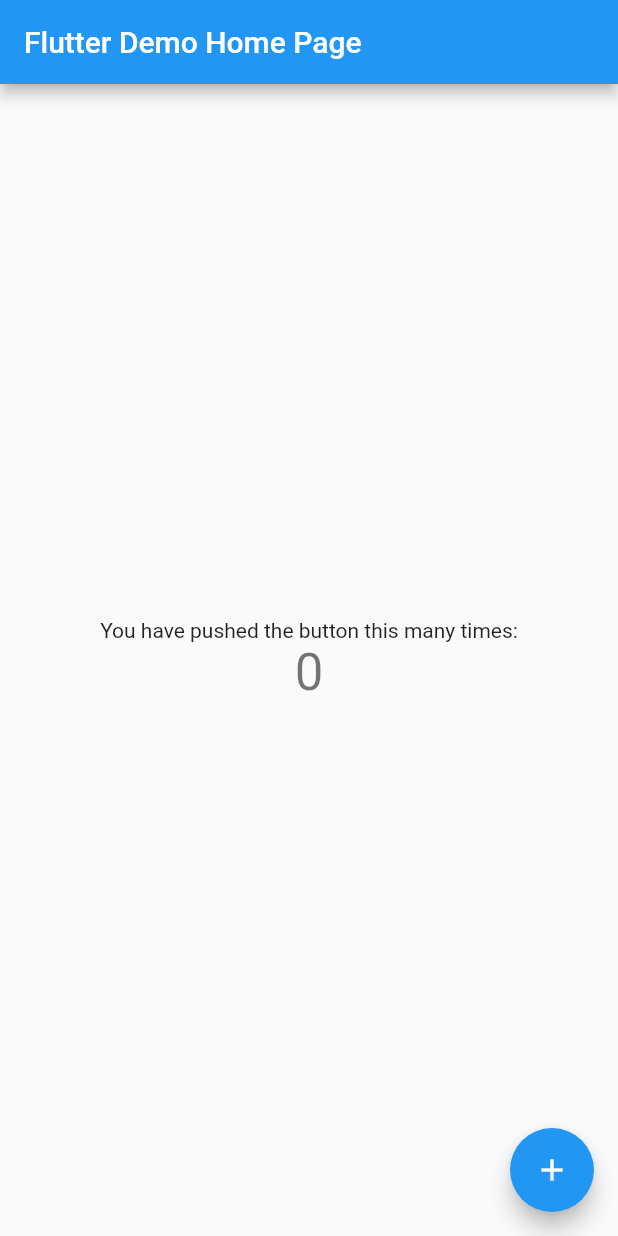
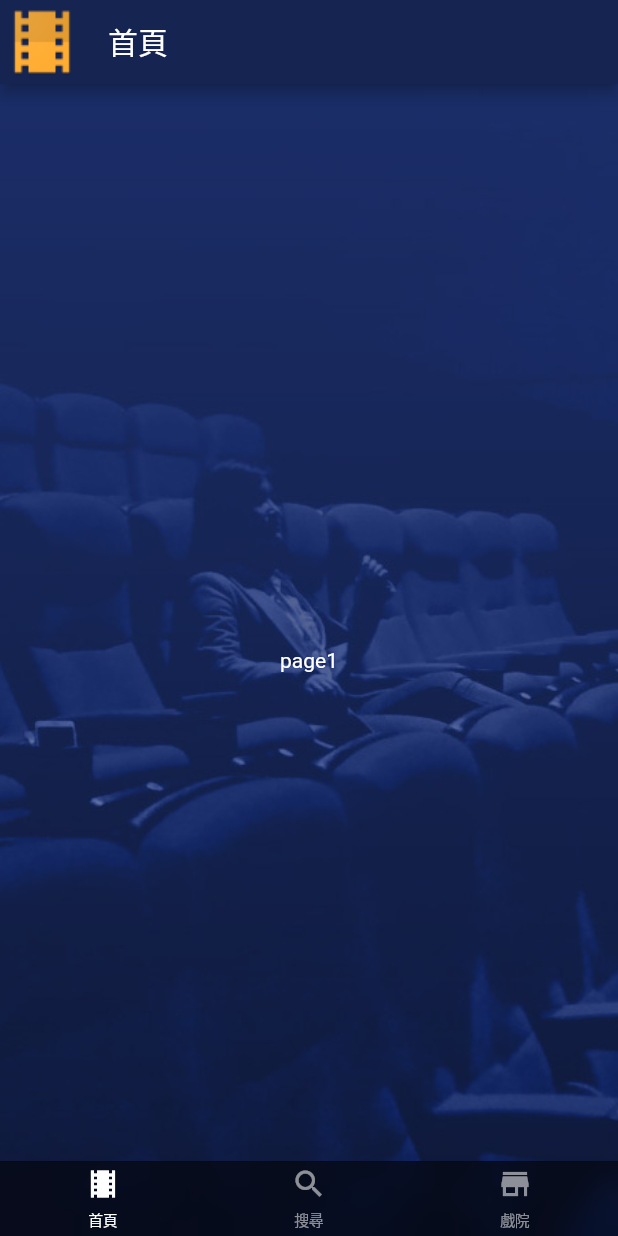
Before and after one commit to WarrenLin/FlutterMovie, a Flutter app: the screen it shows after launch, on a phone screen of 412 x 824 dp. Run offline on Flutter 3.47's test engine with Material 2 defaults, Android fonts, the phone set to English and light mode, and no system bars.

Commit message:
1.初步完成MainPage

```diff
--- /dev/null
+++ b/lib/assets.dart
@@ -0,0 +1,10 @@
+class ImageAssets {
+  static const String transparentImage = 'assets/images/1x1_transparent.png';
+  static const String backgroundImage = 'assets/images/background_image.jpg';
+  static const String poweredByTMDBLogo = 'assets/images/powered_by_tmdb.png';
+  static const String app_logo_icon = 'assets/images/logo.png';
+}
+
+class OtherAssets {
+  static const String preloadedTheaters = 'assets/preloaded_data/theaters.xml';
+}
--- a/lib/main.dart
+++ b/lib/main.dart
@@ -1,4 +1,5 @@
 import 'package:flutter/material.dart';
+import 'package:flutter_movie_app/main_page.dart';
 
 void main() => runApp(MyApp());
 
@@ -7,105 +8,13 @@ class MyApp extends StatelessWidget {
   @override
   Widget build(BuildContext context) {
     return MaterialApp(
-      title: 'Flutter Demo',
+      title: 'Flutter_movie',
       theme: ThemeData(
-        // This is the theme of your application.
-        //
-        // Try running your application with "flutter run". You'll see the
-        // application has a blue toolbar. Then, without quitting the app, try
-        // changing the primarySwatch below to Colors.green and then invoke
-        // "hot reload" (press "r" in the console where you ran "flutter run",
-        // or simply save your changes to "hot reload" in a Flutter IDE).
-        // Notice that the counter didn't reset back to zero; the application
-        // is not restarted.
-        primarySwatch: Colors.blue,
+        primaryColor: const Color(0xFF1C306D),
+        accentColor: const Color(0xFFFFAD32),
+        scaffoldBackgroundColor: Colors.transparent,
       ),
-      home: MyHomePage(title: 'Flutter Demo Home Page'),
+      home: MainPage(),
     );
   }
 }
-
-class MyHomePage extends StatefulWidget {
-  MyHomePage({Key key, this.title}) : super(key: key);
-
-  // This widget is the home page of your application. It is stateful, meaning
-  // that it has a State object (defined below) that contains fields that affect
-  // how it looks.
-
-  // This class is the configuration for the state. It holds the values (in this
-  // case the title) provided by the parent (in this case the App widget) and
-  // used by the build method of the State. Fields in a Widget subclass are
-  // always marked "final".
-
-  final String title;
-
-  @override
-  _MyHomePageState createState() => _MyHomePageState();
-}
-
-class _MyHomePageState extends State<MyHomePage> {
-  int _counter = 0;
-
-  void _incrementCounter() {
-    setState(() {
-      // This call to setState tells the Flutter framework that something has
-      // changed in this State, which causes it to rerun the build method below
-      // so that the display can reflect the updated values. If we changed
-      // _counter without calling setState(), then the build method would not be
-      // called again, and so nothing would appear to happen.
-      _counter++;
-    });
-  }
-
-  @override
-  Widget build(BuildContext context) {
-    // This method is rerun every time setState is called, for instance as done
-    // by the _incrementCounter method above.
-    //
-    // The Flutter framework has been optimized to make rerunning build methods
-    // fast, so that you can just rebuild anything that needs updating rather
-    // than having to individually change instances of widgets.
-    return Scaffold(
-      appBar: AppBar(
-        // Here we take the value from the MyHomePage object that was created by
-        // the App.build method, and use it to set our appbar title.
-        title: Text(widget.title),
-      ),
-      body: Center(
-        // Center is a layout widget. It takes a single child and positions it
-        // in the middle of the parent.
-        child: Column(
-          // Column is also layout widget. It takes a list of children and
-          // arranges them vertically. By default, it sizes itself to fit its
-          // children horizontally, and tries to be as tall as its parent.
-          //
-          // Invoke "debug painting" (press "p" in the console, choose the
-          // "Toggle Debug Paint" action from the Flutter Inspector in Android
-          // Studio, or the "Toggle Debug Paint" command in Visual Studio Code)
-          // to see the wireframe for each widget.
-          //
-          // Column has various properties to control how it sizes itself and
-          // how it positions its children. Here we use mainAxisAlignment to
-          // center the children vertically; the main axis here is the vertical
-          // axis because Columns are vertical (the cross axis would be
-          // horizontal).
-          mainAxisAlignment: MainAxisAlignment.center,
-          children: <Widget>[
-            Text(
-              'You have pushed the button this many times:',
-            ),
-            Text(
-              '$_counter',
-              style: Theme.of(context).textTheme.display1,
-            ),
-          ],
-        ),
-      ),
-      floatingActionButton: FloatingActionButton(
-        onPressed: _incrementCounter,
-        tooltip: 'Increment',
-        child: Icon(Icons.add),
-      ), // This trailing comma makes auto-formatting nicer for build methods.
-    );
-  }
-}
--- /dev/null
+++ b/lib/main_page.dart
@@ -0,0 +1,125 @@
+import 'package:flutter/cupertino.dart';
+import 'package:flutter/material.dart';
+import 'package:flutter_movie_app/assets.dart';
+
+class MainPage extends StatefulWidget {
+  @override
+  _MainPageState createState() => _MainPageState();
+}
+
+const tabTitles = ["首頁", "搜尋", "戲院"];
+
+class _MainPageState extends State<MainPage>
+    with SingleTickerProviderStateMixin {
+  TabController _tabController;
+  int _selectedTab = 0;
+
+  @override
+  void initState() {
+    super.initState();
+    _tabController = TabController(length: 3, vsync: this);
+  }
+
+  @override
+  void dispose() {
+    super.dispose();
+    _tabController.dispose();
+  }
+
+  @override
+  Widget build(BuildContext context) {
+    final backgroundImage = Image.asset(
+      ImageAssets.backgroundImage,
+      fit: BoxFit.cover,
+    );
+
+    final content = Scaffold(
+      appBar: AppBar(
+        title: new Text(tabTitles[_selectedTab],
+            style: TextStyle(color: Colors.white)),
+        iconTheme: new IconThemeData(color: Colors.white),
+        backgroundColor: Color(0xFF152451),
+        leading: Image.asset(ImageAssets.app_logo_icon), //app_logo_icon
+      ),
+      body: Stack(
+        children: [
+          _buildBodyContent(),
+          _BottomTabs(
+            selectedTab: _selectedTab,
+            onTap: _tabSelected,
+          ),
+        ],
+      ),
+    );
+
+    return Stack(
+      fit: StackFit.expand,
+      children: [
+        backgroundImage,
+        content,
+      ],
+    );
+  }
+
+  void _tabSelected(int newIndex) {
+    setState(() {
+      _selectedTab = newIndex;
+      _tabController.index = newIndex;
+    });
+  }
+
+  Widget _buildBodyContent() {
+    return Positioned.fill(
+      child: TabBarView(
+        controller: _tabController,
+        children: [
+          ///todo 實作三個content widget
+          Center(child: Text("page1", style: TextStyle(color: Colors.white))),
+          Center(child: Text("page2", style: TextStyle(color: Colors.white))),
+          Center(child: Text("page3", style: TextStyle(color: Colors.white)))
+        ],
+      ),
+    );
+  }
+}
+
+class _BottomTabs extends StatelessWidget {
+  _BottomTabs({
+    @required this.selectedTab,
+    @required this.onTap,
+  });
+
+  final int selectedTab;
+  final ValueChanged<int> onTap;
+
+  @override
+  Widget build(BuildContext context) {
+    return Align(
+        alignment: Alignment.bottomCenter,
+        child: CupertinoTabBar(
+          backgroundColor: Colors.black54,
+          inactiveColor: Colors.white54,
+          activeColor: Colors.white,
+          iconSize: 24.0,
+          currentIndex: selectedTab,
+          onTap: onTap,
+          items: [
+            BottomNavigationBarItem(
+              title: Text(tabTitles[0]),
+              icon: const Icon(Icons.local_movies),
+              backgroundColor: Theme.of(context).primaryColor,
+            ),
+            BottomNavigationBarItem(
+              title: Text(tabTitles[1]),
+              icon: const Icon(Icons.search),
+              backgroundColor: Theme.of(context).primaryColor,
+            ),
+            BottomNavigationBarItem(
+              title: Text(tabTitles[2]),
+              icon: const Icon(Icons.store_mall_directory),
+              backgroundColor: Theme.of(context).primaryColor,
+            ),
+          ],
+        ));
+  }
+}
```
Also changed, not shown: pubspec.yaml (+5 -31 lines), assets/images/1x1_transparent.png (added), assets/images/background_image.jpg (added), assets/images/logo.png (added), assets/images/powered_by_tmdb.png (added).
